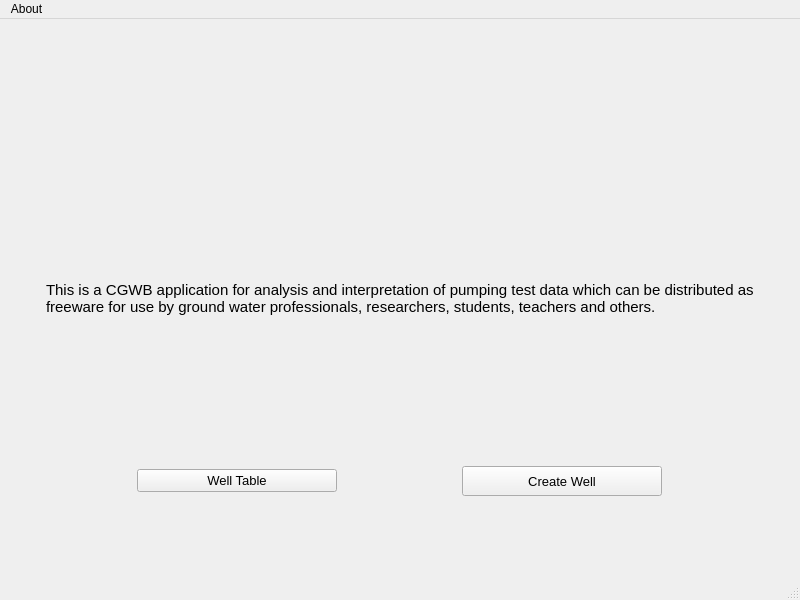
dhairyashil-G/CGWB-Desktop-App, file home_page.ui: the form before one commit.
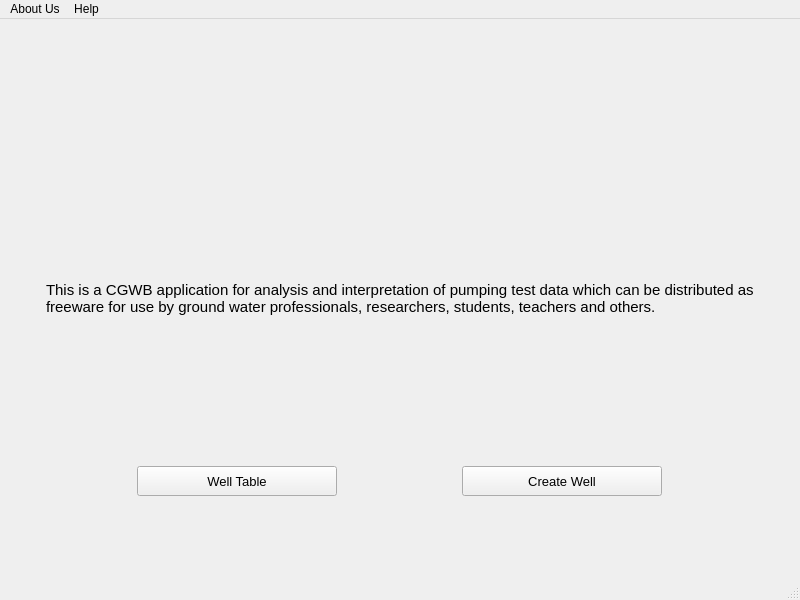
The form after the commit. Icons and pictures are not drawn.

Diff of the .ui file:
```diff
--- a/home_page.ui
+++ b/home_page.ui
@@ -97,7 +97,7 @@
          <property name="minimumSize">
           <size>
            <width>100</width>
-           <height>0</height>
+           <height>30</height>
           </size>
          </property>
          <property name="maximumSize">
@@ -156,11 +156,16 @@
    </property>
    <widget class="QMenu" name="menuAbout">
     <property name="title">
-     <string>About</string>
+     <string>About Us</string>
     </property>
-    <addaction name="actionAbout_Us"/>
+   </widget>
+   <widget class="QMenu" name="menuHelp">
+    <property name="title">
+     <string>Help</string>
+    </property>
    </widget>
    <addaction name="menuAbout"/>
+   <addaction name="menuHelp"/>
   </widget>
   <widget class="QStatusBar" name="statusbar"/>
   <action name="actionAbout_Us">
```
Left out of the diff: 2 changed lines with no effect on the pictures.
